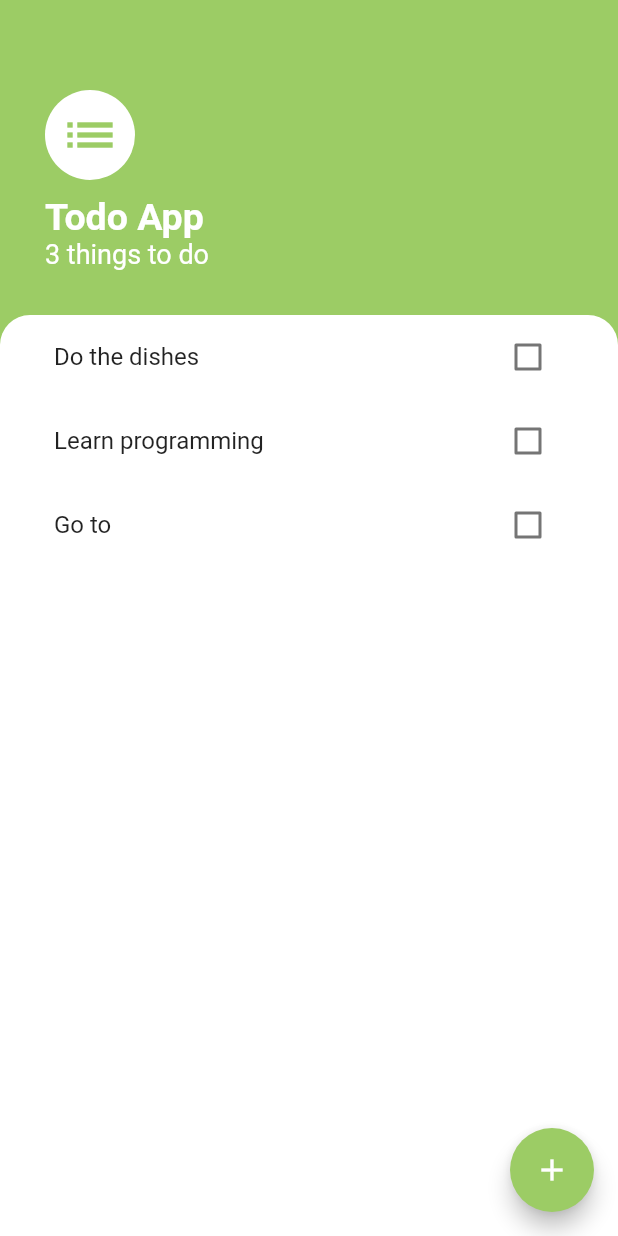
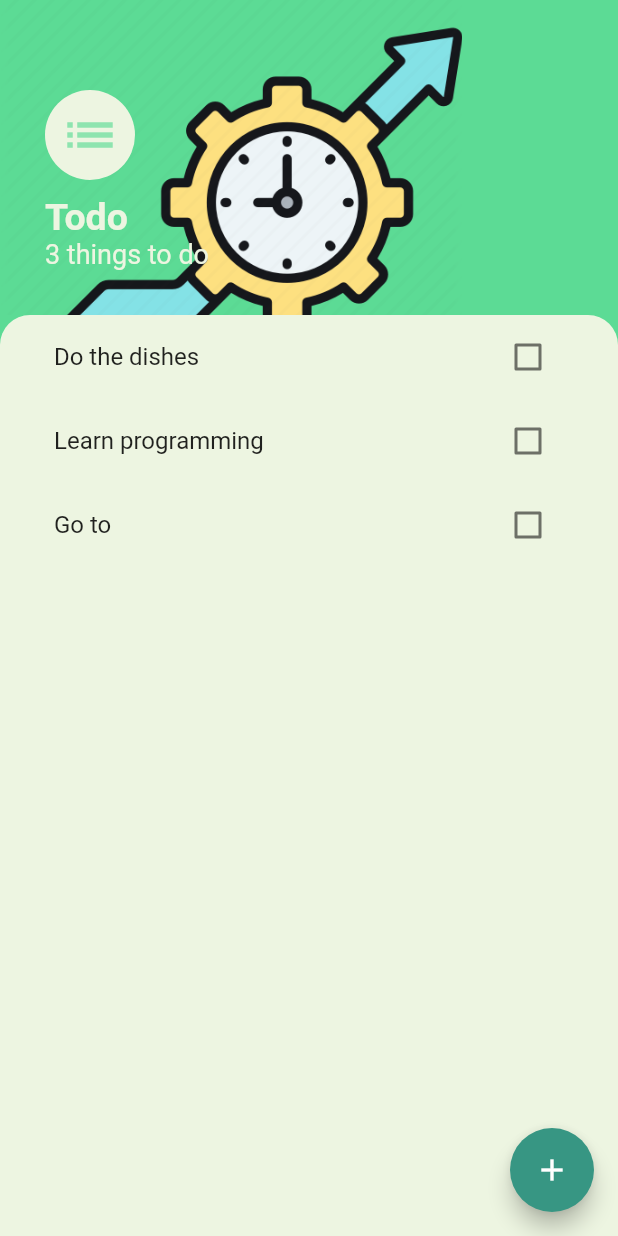
Before and after one commit to tonn24/toDo-flutter-, a Flutter app: the screen it shows after launch, on a phone screen of 412 x 824 dp. Run offline on Flutter 3.47's test engine with Material 2 defaults, Android fonts, the phone set to English and light mode, and no system bars; Roboto replaces fonts that are missing (Times New Roman).

Commit message:
Add background picture, select app colors and implement them on the main page

```diff
--- /dev/null
+++ b/lib/constants.dart
@@ -0,0 +1,8 @@
+import 'package:flutter/material.dart';
+
+const Color brightColor = Color(0xffEDF5E1);
+const Color buttonColor = Color(0xff379683);
+const Color backgroundColor = Color(0xff8ee4af);
+const Color secondBackgroundColor = Color(0xff5CDB95);
+const darkColor = Color(0xff05386b);
+const shadowColor = Color(0xff6d7867);
--- a/lib/main.dart
+++ b/lib/main.dart
@@ -13,7 +13,7 @@ class MyApp extends StatelessWidget {
     return ChangeNotifierProvider(
       create: (context) => TodoData(),
       child: MaterialApp(
-        home: TaskScreen()
+        home: TodoScreen()
       ),
     );
   }
--- a/lib/screens/add_todo_screen.dart
+++ b/lib/screens/add_todo_screen.dart
@@ -1,8 +1,8 @@
 import 'package:flutter/material.dart';
 import 'package:todoappflutter/models/todo_data.dart';
-import 'package:todoappflutter/widgets/todoList.dart';
 import 'package:provider/provider.dart';
-import 'package:todoappflutter/models/todo.dart';
+import '../constants.dart';
+
 
 
 class AddTodoScreen extends StatelessWidget {
@@ -16,7 +16,7 @@ class AddTodoScreen extends StatelessWidget {
       child: Container(
         padding: EdgeInsets.all(20.0),
         decoration: BoxDecoration(
-          color: Colors.white,
+          color: brightColor,
           borderRadius: BorderRadius.only(
               topLeft: Radius.circular(20.0),
               topRight: Radius.circular(20.0)),
--- a/lib/screens/todos_screen.dart
+++ b/lib/screens/todos_screen.dart
@@ -3,15 +3,16 @@ import 'package:todoappflutter/widgets/todoList.dart';
 import 'add_todo_screen.dart';
 import 'package:provider/provider.dart';
 import 'package:todoappflutter/models/todo_data.dart';
+import '../constants.dart';
 
-class TaskScreen extends StatelessWidget {
+class TodoScreen extends StatelessWidget {
 
   @override
   Widget build(BuildContext context) {
     return Scaffold(
-      backgroundColor: Colors.lightGreen[400],
+      backgroundColor: secondBackgroundColor,
       floatingActionButton: FloatingActionButton(
-        backgroundColor: Colors.lightGreen[400],
+        backgroundColor: buttonColor,
         child: Icon(Icons.add),
         onPressed: (){
           showModalBottomSheet(context: context,
@@ -26,6 +27,12 @@ class TaskScreen extends StatelessWidget {
         crossAxisAlignment: CrossAxisAlignment.start,
         children: <Widget>[
           Container(
+            decoration: BoxDecoration(
+              image: DecorationImage(
+                image: AssetImage('images/7.png'),
+                fit: BoxFit.cover,
+              )
+            ),
             padding:
                 EdgeInsets.only(top: 60.0, left: 30.0, right: 30, bottom: 30.0),
             child: Column(
@@ -35,16 +42,16 @@ class TaskScreen extends StatelessWidget {
                   child: Icon(
                     Icons.list,
                     size: 40.0,
-                    color: Colors.lightGreen[400],
+                    color: backgroundColor,
                   ),
-                  backgroundColor: Colors.white,
+                  backgroundColor: brightColor,
                   radius: 30.0,
                 ),
                 SizedBox(height: 10.0),
                 Text(
-                  'Todo App',
+                  'Todo                               ',
                   style: TextStyle(
-                    color: Colors.white,
+                    color: brightColor,
                     fontSize: 25,
                     fontWeight: FontWeight.w600,
                     fontFamily: 'Times New Roman'
@@ -52,8 +59,8 @@ class TaskScreen extends StatelessWidget {
                 ),
                 Text('${Provider.of<TodoData>(context).todoCount} things to do',
                     style: TextStyle(
-                      color: Colors.white,
-                      fontSize: 18.0,
+                      color: brightColor,
+                      fontSize: 18.0, fontFamily: 'Times New Roman'
                     )),
               ],
             ),
@@ -63,7 +70,7 @@ class TaskScreen extends StatelessWidget {
               padding: EdgeInsets.symmetric(horizontal: 20.0),
               height: 300,
               decoration: BoxDecoration(
-                color: Colors.white,
+                color: brightColor,
                 borderRadius: BorderRadius.only(
                     topLeft: Radius.circular(20.0),
                     topRight: Radius.circular(20.0)),
```
Also changed, not shown: pubspec.yaml (+2 -7 lines), images/6.png (added), images/7.png (added), lib/assets/pictures/productive.jpg (deleted).
